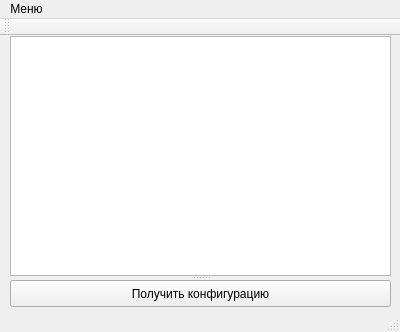
First picture: the form in mainwindow.ui, repository LainaM/cw_psoib, before the edit.
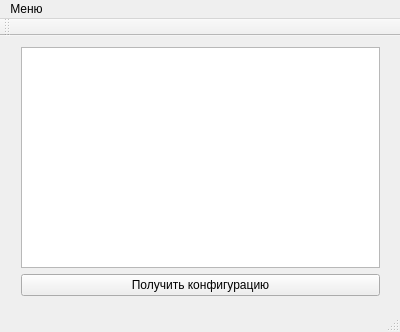
Second picture: the form after the edit. Icons and pictures are not drawn.

Commit message: Not interesting changes

```diff
--- a/mainwindow.ui
+++ b/mainwindow.ui
@@ -10,11 +10,17 @@
     <height>332</height>
    </rect>
   </property>
+  <property name="maximumSize">
+   <size>
+    <width>400</width>
+    <height>332</height>
+   </size>
+  </property>
   <property name="windowTitle">
    <string>MainWindow</string>
   </property>
   <widget class="QWidget" name="centralWidget">
-   <widget class="QSplitter" name="splitter">
+   <widget class="QWidget" name="">
     <property name="geometry">
      <rect>
       <x>10</x>
@@ -23,15 +29,18 @@
       <height>271</height>
      </rect>
     </property>
-    <property name="orientation">
-     <enum>Qt::Vertical</enum>
-    </property>
-    <widget class="QListWidget" name="listWidget"/>
+    <layout class="QVBoxLayout" name="verticalLayout">
+     <item>
+      <widget class="QListView" name="listView"/>
+     </item>
+     <item>
     <widget class="QPushButton" name="configButton">
      <property name="text">
       <string>Получить конфигурацию</string>
      </property>
     </widget>
+     </item>
+    </layout>
    </widget>
   </widget>
   <widget class="QMenuBar" name="menuBar">
```
Lines whose indentation alone changed are shown as unchanged. The commit also changes 1 other file.
